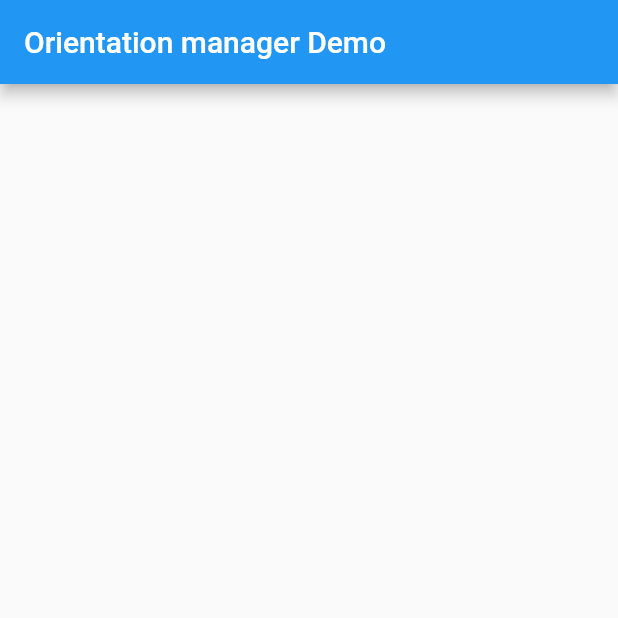
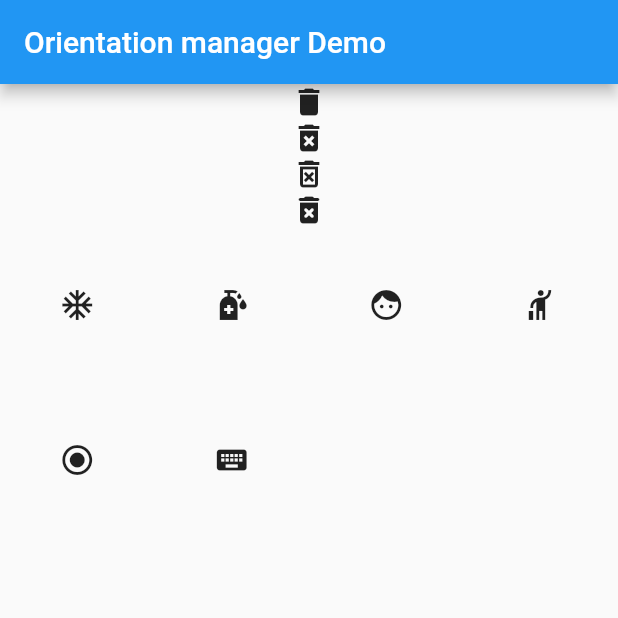
Before and after one commit to neo1777/camuso, a Flutter app: the screen it shows after launch, on a phone screen of 412 x 824 dp, the top half of it. Run offline on Flutter 3.47's test engine with Material 2 defaults, Android fonts, the phone set to English and light mode, and no system bars.

Commit message:
lesson 27

```diff
--- a/lib/screens/lesson27.dart
+++ b/lib/screens/lesson27.dart
@@ -15,6 +15,45 @@ class _MyHomePageState extends State<MyLesson27Page> {
         appBar: AppBar(
           title: Text(widget.title),
         ),
-        body: null);
+        body: Column(
+          children: <Widget>[
+            Icon(Icons.delete),
+            Icon(Icons.delete_forever),
+            Icon(Icons.delete_forever_outlined),
+            Icon(Icons.delete_forever_rounded),
+            Expanded(child: LayoutBuilder(builder: (context, constrains) {
+              return GridView.count(
+                crossAxisCount: constrains.biggest.width > 500 ? 8 : 4,
+                children: <Widget>[
+                  Icon(Icons.ac_unit),
+                  Icon(Icons.sanitizer),
+                  Icon(Icons.face),
+                  Icon(Icons.hail),
+                  Icon(Icons.radio_button_checked_outlined),
+                  Icon(Icons.keyboard),
+                ],
+              );
+            }))
+          ],
+        )
+        // OrientationBuilder(
+        //   builder: (context, orientation) {
+        //     return GridView.count(
+        //       crossAxisCount: orientation == Orientation.portrait ? 4 : 8,
+        //       children: <Widget>[
+        //         Icon(Icons.ac_unit),
+        //         Icon(Icons.sanitizer),
+        //         Icon(Icons.face),
+        //         Icon(Icons.hail),
+        //         Icon(Icons.radio_button_checked_outlined),
+        //         Icon(Icons.keyboard),
+        //       ],
+        //     );
+        //     // orientation == Orientation.portrait
+        //     //     ? Text('Schermo verticale')
+        //     //     : Text('Schermo orizzontale');
+        //   },
+        // ),
+        );
   }
 }
```
